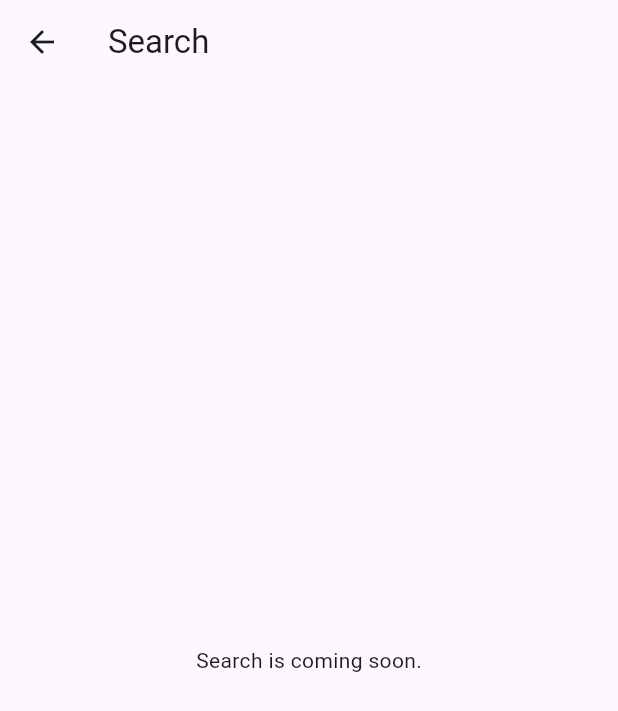
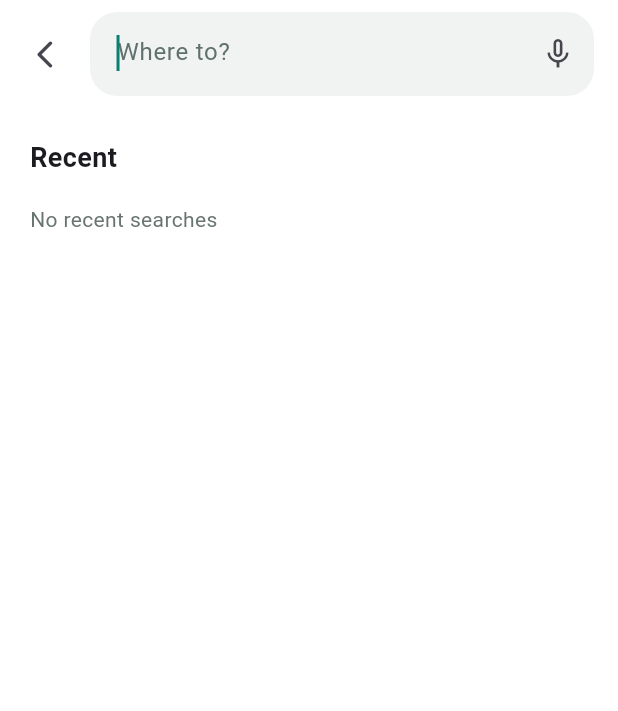
Before and after one commit to eunseo9311/Halo, a Flutter app: the screen it shows after launch, after a tap on "Where to?", on a phone screen of 412 x 824 dp. Shown: the top 711 px of the screen. Run offline on Flutter 3.47's test engine with Material 3 defaults, Android fonts, the phone set to English and light mode, and no system bars; our stand-ins replace dio, flutter_dotenv, flutter_map, flutter_riverpod, geolocator, go_router and 3 more; network calls fail.

Commit message:
feat(search): add persistent recent destination search
Replace the search placeholder with an English autofocus search screen, demo-safe recent destinations, and a SharedPreferences-backed MRU history limited to ten entries. Route selections into the next-step placeholder while keeping production data free of mock records.

Constraint: Keep route selection UI and backend route expansion out of this commit

Directive: Preserve CONVENTIONS.md, local secrets, and .omc state outside version control

Confidence: high

Scope-risk: moderate

Not-tested: Physical keyboard and VoiceOver interaction on a real iPhone

```diff
--- a/app/lib/core/router/app_router.dart
+++ b/app/lib/core/router/app_router.dart
@@ -1,6 +1,17 @@
+import 'package:flutter/material.dart';
 import 'package:go_router/go_router.dart';
+import 'package:halo/core/config/halo_map_config.dart';
 import 'package:halo/features/home/presentation/home_screen.dart';
-import 'package:halo/features/home/presentation/search_placeholder_screen.dart';
+import 'package:halo/features/search/data/recent_search_store.dart';
+import 'package:halo/features/search/domain/recent_search.dart';
+import 'package:halo/features/search/presentation/route_selection_placeholder_screen.dart';
+import 'package:halo/features/search/presentation/search_screen.dart';
+import 'package:shared_preferences/shared_preferences.dart';
+
+Future<SharedPreferences>? _sharedPreferencesFuture;
+
+Future<SharedPreferences> _loadSharedPreferences() =>
+    _sharedPreferencesFuture ??= SharedPreferences.getInstance();
 
 final appRouter = GoRouter(
   initialLocation: '/',
@@ -14,7 +25,58 @@ final appRouter = GoRouter(
     ),
     GoRoute(
       path: '/search',
-      builder: (context, state) => const SearchPlaceholderScreen(),
+      builder: (context, state) {
+        void goBack() => context.canPop() ? context.pop() : context.go('/');
+        void select(RecentSearch destination) =>
+            context.push('/route-selection', extra: destination);
+        if (haloMapDemo) {
+          return SearchScreen(
+            repository: RecentSearchRepository(MemoryRecentSearchStore()),
+            demoMode: true,
+            onBack: goBack,
+            onSelected: select,
+          );
+        }
+        return FutureBuilder<SharedPreferences>(
+          future: _loadSharedPreferences(),
+          builder: (context, snapshot) {
+            if (snapshot.hasError) {
+              return Scaffold(
+                backgroundColor: Colors.white,
+                body: Center(
+                  child: TextButton(
+                    onPressed: goBack,
+                    child: const Text('Search unavailable. Go back'),
+                  ),
+                ),
+              );
+            }
+            if (!snapshot.hasData) {
+              return const Scaffold(
+                backgroundColor: Colors.white,
+                body: Center(child: CircularProgressIndicator()),
+              );
+            }
+            return SearchScreen(
+              repository: RecentSearchRepository(
+                SharedPreferencesRecentSearchStore(snapshot.data!),
+              ),
+              onBack: goBack,
+              onSelected: select,
+            );
+          },
+        );
+      },
+    ),
+    GoRoute(
+      path: '/route-selection',
+      builder: (context, state) {
+        final destination = switch (state.extra) {
+          final RecentSearch search => search,
+          _ => const RecentSearch(title: 'Destination', address: ''),
+        };
+        return RouteSelectionPlaceholderScreen(destination: destination);
+      },
     ),
     // Future routes:
     // GoRoute(path: '/score/:segmentId', builder: ...),
--- a/app/lib/features/home/presentation/search_placeholder_screen.dart
+++ /dev/null
@@ -1,11 +0,0 @@
-import 'package:flutter/material.dart';
-
-class SearchPlaceholderScreen extends StatelessWidget {
-  const SearchPlaceholderScreen({super.key});
-
-  @override
-  Widget build(BuildContext context) => Scaffold(
-    appBar: AppBar(title: const Text('Search')),
-    body: const Center(child: Text('Search is coming soon.')),
-  );
-}
--- /dev/null
+++ b/app/lib/features/search/data/recent_search_store.dart
@@ -0,0 +1,89 @@
+import 'dart:convert';
+
+import 'package:halo/features/search/domain/recent_search.dart';
+import 'package:shared_preferences/shared_preferences.dart';
+
+abstract interface class RecentSearchStore {
+  Future<List<RecentSearch>> load();
+
+  Future<void> save(List<RecentSearch> searches);
+}
+
+class SharedPreferencesRecentSearchStore implements RecentSearchStore {
+  SharedPreferencesRecentSearchStore(this.preferences);
+
+  static const storageKey = 'recent_searches';
+
+  final SharedPreferences preferences;
+
+  @override
+  Future<List<RecentSearch>> load() async {
+    try {
+      final encoded = preferences.getString(storageKey);
+      if (encoded == null) return const [];
+      final decoded = jsonDecode(encoded);
+      if (decoded is! List<Object?>) return const [];
+      return decoded
+          .map(RecentSearch.fromJson)
+          .whereType<RecentSearch>()
+          .toList();
+    } catch (_) {
+      await preferences.remove(storageKey);
+      return const [];
+    }
+  }
+
+  @override
+  Future<void> save(List<RecentSearch> searches) async {
+    final saved = await preferences.setString(
+      storageKey,
+      jsonEncode(searches.map((search) => search.toJson()).toList()),
+    );
+    if (!saved) {
+      throw StateError('Recent searches could not be saved.');
+    }
+  }
+}
+
+class MemoryRecentSearchStore implements RecentSearchStore {
+  List<RecentSearch> _searches = const [];
+
+  @override
+  Future<List<RecentSearch>> load() async => List.of(_searches);
+
+  @override
+  Future<void> save(List<RecentSearch> searches) async {
+    _searches = List.of(searches);
+  }
+}
+
+class RecentSearchRepository {
+  RecentSearchRepository(this.store);
+
+  static const maxSearches = 10;
+
+  final RecentSearchStore store;
+
+  Future<List<RecentSearch>> load() async => _normalize(await store.load());
+
+  Future<List<RecentSearch>> add(RecentSearch search) async {
+    final searches = await store.load();
+    final identity = _identity(search);
+    final updated = _normalize([
+      search,
+      ...searches.where((item) => _identity(item) != identity),
+    ]);
+    await store.save(updated);
+    return updated;
+  }
+
+  List<RecentSearch> _normalize(List<RecentSearch> searches) {
+    final seen = <String>{};
+    return searches
+        .where((search) => seen.add(_identity(search)))
+        .take(maxSearches)
+        .toList();
+  }
+
+  String _identity(RecentSearch search) => search.title.trim().toLowerCase();
+}
--- /dev/null
+++ b/app/lib/features/search/domain/recent_search.dart
@@ -0,0 +1,25 @@
+class RecentSearch {
+  const RecentSearch({required this.title, required this.address});
+
+  final String title;
+  final String address;
+
+  Map<String, Object?> toJson() => {'title': title, 'address': address};
+
+  static RecentSearch? fromJson(Object? value) {
+    if (value case {
+      'title': final String title,
+      'address': final String address,
+    } when title.trim().isNotEmpty) {
+      return RecentSearch(title: title, address: address);
+    }
+    return null;
+  }
+
+  @override
+  bool operator ==(Object other) =>
+      other is RecentSearch && other.title == title && other.address == address;
+
+  @override
+  int get hashCode => Object.hash(title, address);
+}
--- /dev/null
+++ b/app/lib/features/search/presentation/search_screen.dart
@@ -0,0 +1,260 @@
+import 'package:flutter/material.dart';
+import 'package:halo/features/search/data/recent_search_store.dart';
+import 'package:halo/features/search/domain/recent_search.dart';
+
+typedef SearchSelectionCallback = void Function(RecentSearch search);
+
+const demoRecentSearches = [
+  RecentSearch(title: 'USC Village', address: '3301 S Hoover St, Los Angeles'),
+  RecentSearch(
+    title: 'Cafe Dulce (USC Village)',
+    address: '3096 McClintock Ave, Los Angeles',
+  ),
+  RecentSearch(
+    title: 'Zumberge Hall of Science',
+    address: '3651 Trousdale Pkwy, Los Angeles',
+  ),
+  RecentSearch(title: 'Chipotle', address: '3748 S Figueroa St, Los Angeles'),
+];
+
+class SearchScreen extends StatefulWidget {
+  const SearchScreen({
+    required this.repository,
+    required this.onSelected,
+    required this.onBack,
+    this.demoMode = false,
+    super.key,
+  });
+
+  final RecentSearchRepository repository;
+  final SearchSelectionCallback onSelected;
+  final VoidCallback onBack;
+  final bool demoMode;
+
+  @override
+  State<SearchScreen> createState() => _SearchScreenState();
+}
+
+class _SearchScreenState extends State<SearchScreen> {
+  late Future<List<RecentSearch>> _searches;
+  var _isSelecting = false;
+
+  @override
+  void initState() {
+    super.initState();
+    _searches = widget.demoMode
+        ? Future.value(demoRecentSearches)
+        : widget.repository.load();
+  }
+
+  Future<void> _select(RecentSearch search) async {
+    if (_isSelecting) return;
+    _isSelecting = true;
+    if (!widget.demoMode) {
+      try {
+        final updated = await widget.repository.add(search);
+        if (!mounted) return;
+        setState(() {
+          _searches = Future.value(updated);
+        });
+      } catch (_) {
+        if (!mounted) return;
+        ScaffoldMessenger.of(context)
+          ..hideCurrentSnackBar()
+          ..showSnackBar(
+            const SnackBar(content: Text('Could not save this recent search.')),
+          );
+      }
+    }
+    if (mounted) widget.onSelected(search);
+    _isSelecting = false;
+  }
+
+  void _submit(String value) {
+    final query = value.trim();
+    if (query.isEmpty) return;
+    _select(RecentSearch(title: query, address: ''));
+  }
+
+  void _showMicrophoneMessage() {
+    ScaffoldMessenger.of(context)
+      ..hideCurrentSnackBar()
+      ..showSnackBar(
+        const SnackBar(content: Text('Voice search is coming soon.')),
+      );
+  }
+
+  @override
+  Widget build(BuildContext context) => Scaffold(
+    backgroundColor: Colors.white,
+    body: SafeArea(
+      child: Padding(
+        padding: const EdgeInsets.only(top: 8),
+        child: Column(
+          crossAxisAlignment: CrossAxisAlignment.start,
+          children: [
+            Row(
+              children: [
+                SizedBox(
+                  width: 60,
+                  height: 56,
+                  child: Center(
+                    child: IconButton(
+                      key: const Key('search-back-button'),
+                      onPressed: widget.onBack,
+                      tooltip: 'Back',
+                      icon: const Icon(
+                        Icons.arrow_back_ios_new_rounded,
+                        size: 22,
+                      ),
+                    ),
+                  ),
+                ),
+                Expanded(
+                  child: Container(
+                    height: 56,
+                    margin: const EdgeInsets.only(right: 16),
+                    decoration: BoxDecoration(
+                      color: const Color(0xFFF1F3F2),
+                      borderRadius: BorderRadius.circular(18),
+                    ),
+                    child: TextField(
+                      key: const Key('search-field'),
+                      autofocus: true,
+                      cursorColor: const Color(0xFF087F73),
+                      textInputAction: TextInputAction.search,
+                      onSubmitted: _submit,
+                      decoration: InputDecoration(
+                        hintText: 'Where to?',
+                        hintStyle: const TextStyle(color: Color(0xFF60716D)),
+                        border: InputBorder.none,
+                        contentPadding: const EdgeInsets.symmetric(
+                          horizontal: 18,
+                          vertical: 17,
+                        ),
+                        suffixIcon: IconButton(
+                          key: const Key('search-microphone-button'),
+                          onPressed: _showMicrophoneMessage,
+                          tooltip: 'Voice search',
+                          icon: const Icon(Icons.mic_none),
+                        ),
+                      ),
+                    ),
+                  ),
+                ),
+              ],
+            ),
+            const Padding(
+              padding: EdgeInsets.fromLTRB(20, 28, 20, 10),
+              child: Text(
+                'Recent',
+                style: TextStyle(fontSize: 18, fontWeight: FontWeight.w700),
+              ),
+            ),
+            Expanded(
+              child: FutureBuilder<List<RecentSearch>>(
+                future: _searches,
+                builder: (context, snapshot) {
+                  if (!snapshot.hasData) {
+                    return const Center(child: CircularProgressIndicator());
+                  }
+                  final searches = snapshot.data!;
+                  if (searches.isEmpty) {
+                    return const Align(
+                      alignment: Alignment.topLeft,
+                      child: Padding(
+                        padding: EdgeInsets.fromLTRB(20, 8, 20, 0),
+                        child: Text(
+                          'No recent searches',
+                          style: TextStyle(color: Color(0xFF697572)),
+                        ),
+                      ),
+                    );
+                  }
+                  return ListView.builder(
+                    itemCount: searches.length,
+                    itemBuilder: (context, index) {
+                      final search = searches[index];
+                      return _RecentSearchRow(
+                        search: search,
+                        onTap: () => _select(search),
+                      );
+                    },
+                  );
+                },
+              ),
+            ),
+          ],
+        ),
+      ),
+    ),
+  );
+}
+
+class _RecentSearchRow extends StatelessWidget {
+  const _RecentSearchRow({required this.search, required this.onTap});
+
+  final RecentSearch search;
+  final VoidCallback onTap;
+
+  @override
+  Widget build(BuildContext context) => SizedBox(
+    height: 72,
+    child: Stack(
+      children: [
+        Positioned.fill(
+          child: InkWell(
+            key: ValueKey('recent-search-${search.title}'),
+            onTap: onTap,
+            child: Row(
+              children: [
+                const SizedBox(width: 20),
+                const SizedBox.square(
+                  dimension: 48,
+                  child: Icon(Icons.history, color: Color(0xFF596562)),
+                ),
+                const SizedBox(width: 12),
+                Expanded(
+                  child: Column(
+                    mainAxisAlignment: MainAxisAlignment.center,
+                    crossAxisAlignment: CrossAxisAlignment.start,
+                    children: [
+                      Text(
+                        search.title,
+                        maxLines: 1,
+                        overflow: TextOverflow.ellipsis,
+                        style: const TextStyle(
+                          fontSize: 16,
+                          fontWeight: FontWeight.w600,
+                        ),
+                      ),
+                      if (search.address.isNotEmpty) ...[
+                        const SizedBox(height: 3),
+                        Text(
+                          search.address,
+                          maxLines: 1,
+                          overflow: TextOverflow.ellipsis,
+                          style: const TextStyle(
+                            color: Color(0xFF697572),
+                            fontSize: 13,
+                          ),
+                        ),
+                      ],
+                    ],
+                  ),
+                ),
+                const SizedBox(width: 20),
+              ],
+            ),
+          ),
+        ),
+        const Positioned(
+          left: 80,
+          right: 20,
+          bottom: 0,
+          child: Divider(height: 1, thickness: 0.5, color: Color(0xFFE7EAE9)),
+        ),
+      ],
+    ),
+  );
+}
--- a/app/lib/main.dart
+++ b/app/lib/main.dart
@@ -1,10 +1,12 @@
 import 'package:flutter/material.dart';
 import 'package:flutter_dotenv/flutter_dotenv.dart';
 import 'package:flutter_riverpod/flutter_riverpod.dart';
+import 'package:halo/core/config/halo_map_config.dart';
 import 'package:halo/core/router/app_router.dart';
 
 Future<void> main() async {
   WidgetsFlutterBinding.ensureInitialized();
+  validateHaloMapConfiguration();
   FlutterError.onError = (details) {
     // ignore: avoid_print
     print('[FLUTTER ERROR] ${details.exceptionAsString()}');
--- a/app/pubspec.yaml
+++ b/app/pubspec.yaml
@@ -30,6 +30,7 @@ dependencies:
 
   # Location
   geolocator: ^13.0.2
+  shared_preferences: ^2.5.3
   url_launcher: ^6.3.1
 
 dev_dependencies:
```
Also changed, not shown: app/lib/features/search/presentation/route_selection_placeholder_screen.dart (added, +19 -0 lines), app/pubspec.lock, 4 other files.
